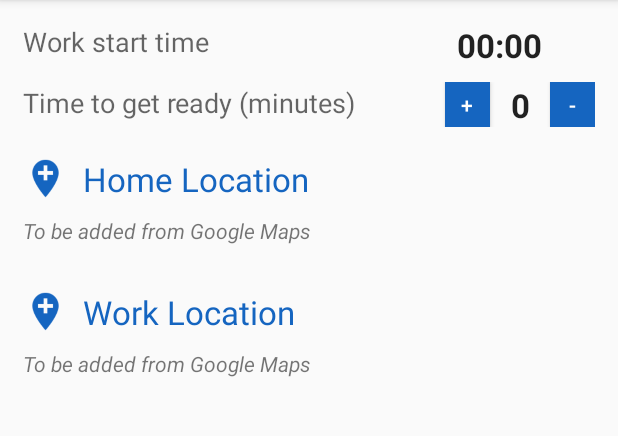
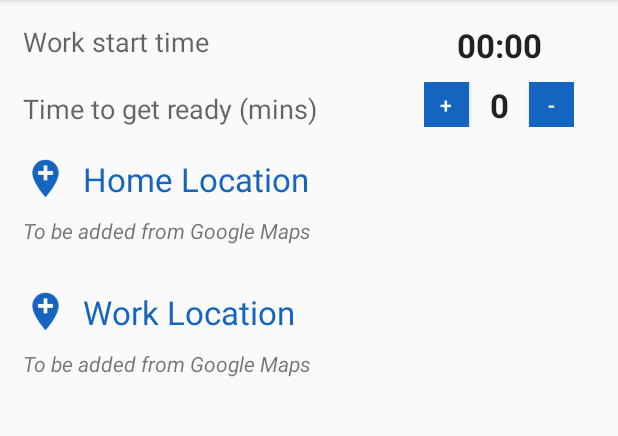
Before and after one commit to RUSEGroup12/SmartSchedule, an Android app: the SettingsActivity screen opened directly, with no data from a screen before it, on a phone screen of 412 x 824 dp, the part 84-520 px from its top. Run offline under Robolectric (Android 15) with nearby library versions, the phone set to English and light mode, and no system bars.

Commit message:
Fix some outline issues

```diff
--- a/app/src/main/res/layout/activity_settings.xml
+++ b/app/src/main/res/layout/activity_settings.xml
@@ -11,41 +11,47 @@
     <LinearLayout
         android:layout_width="match_parent"
         android:layout_height="wrap_content"
-        android:onClick="selectTime"
         android:orientation="horizontal">
-
+        <LinearLayout
+            android:layout_width="0dp"
+            android:layout_weight="10"
+            android:layout_height="wrap_content"
+            android:orientation="vertical">
             <TextView
-            android:layout_width="0dp"
+                android:paddingBottom="10dp"
+                android:layout_alignParentLeft="true"
+                android:layout_width="match_parent"
                 android:layout_height="wrap_content"
-            android:layout_weight="2"
                 android:text="Work start time"
                 android:textAppearance="?android:textAppearanceMedium" />
+            <TextView
+                android:paddingTop="10dp"
+                android:layout_width="match_parent"
+                android:layout_height="wrap_content"
+                android:text="Time to get ready (mins)"
+                android:textAppearance="?android:textAppearanceMedium" />
+        </LinearLayout>
 
+        <LinearLayout
+            android:layout_width="0dp"
+            android:layout_weight="5"
+            android:gravity="center"
+            android:layout_height="wrap_content"
+            android:orientation="vertical">
             <TextView
+                android:paddingBottom="10dp"
                 android:id="@+id/work_start_time_text_view"
-            android:layout_width="0dp"
-            android:layout_height="wrap_content"
-            android:layout_gravity=""
-            android:layout_weight="1"
                 android:gravity="center"
+                android:layout_width="match_parent"
+                android:layout_height="match_parent"
                 android:text="00:00"
                 android:textAppearance="?android:textAppearanceLarge"
                 android:textStyle="bold" />
 
-    </LinearLayout>
-
             <LinearLayout
-        android:layout_width="match_parent"
+                android:layout_width="wrap_content"
                 android:layout_height="wrap_content"
-        android:orientation="horizontal"
-        android:paddingTop="10dp">
-
-        <TextView
-            android:layout_width="0dp"
-            android:layout_height="wrap_content"
-            android:layout_weight="20"
-            android:text="Time to get ready (minutes)"
-            android:textAppearance="?android:textAppearanceMedium" />
+                android:orientation="horizontal">
 
                 <Button
                     android:layout_width="30dp"
@@ -72,6 +78,9 @@
                     android:onClick="decreaseTime"
                     android:text="-"
                     android:textColor="#FFFFFF" />
+            </LinearLayout>
+
+        </LinearLayout>
 
     </LinearLayout>
 
```
Lines whose indentation alone changed are shown as unchanged.
